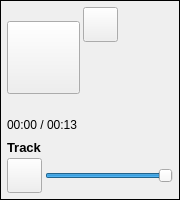
Old version of the form DMHelper/src/soundboardtrack.ui in the repository MMetze/DMHelper.
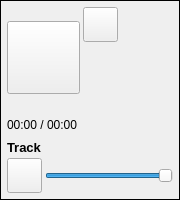
New version of the form. Icons and pictures are not drawn.

```diff
--- a/DMHelper/src/soundboardtrack.ui
+++ b/DMHelper/src/soundboardtrack.ui
@@ -178,7 +178,7 @@
       </size>
      </property>
      <property name="text">
-      <string>00:00 / 00:13</string>
+      <string>00:00 / 00:00</string>
      </property>
      <property name="alignment">
       <set>Qt::AlignLeading|Qt::AlignLeft|Qt::AlignVCenter</set>
```
